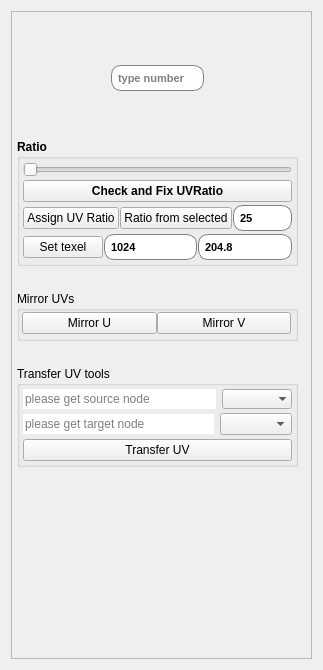
This is Maya_Tools/Developer/Main/MODULE/UVTools/UI/UVTools.ui in code-google-com/mayatools as Qt 5 draws it before an edit. The edited form follows.
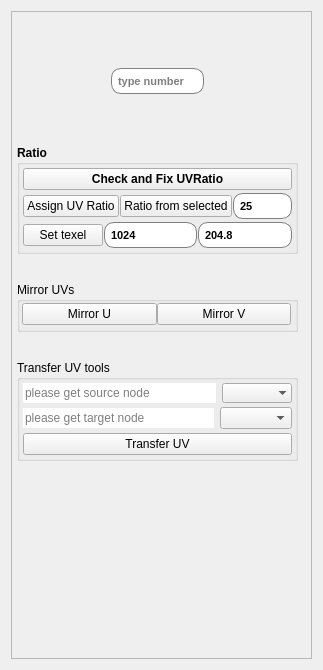
This is the edited form. Icons and pictures are not drawn.

Commit message: update shader tools

Patch:
```diff
--- a/Maya_Tools/Developer/Main/MODULE/UVTools/UI/UVTools.ui
+++ b/Maya_Tools/Developer/Main/MODULE/UVTools/UI/UVTools.ui
@@ -405,13 +405,6 @@
           <property name="margin">
            <number>3</number>
           </property>
-          <item>
-           <widget class="QSlider" name="horizontalSlider">
-            <property name="orientation">
-             <enum>Qt::Horizontal</enum>
-            </property>
-           </widget>
-          </item>
           <item>
            <widget class="QPushButton" name="btnUVRatio">
             <property name="text">
```
Left out of the diff: 34 changed lines with no effect on the pictures. The commit also changes 8 other files.
